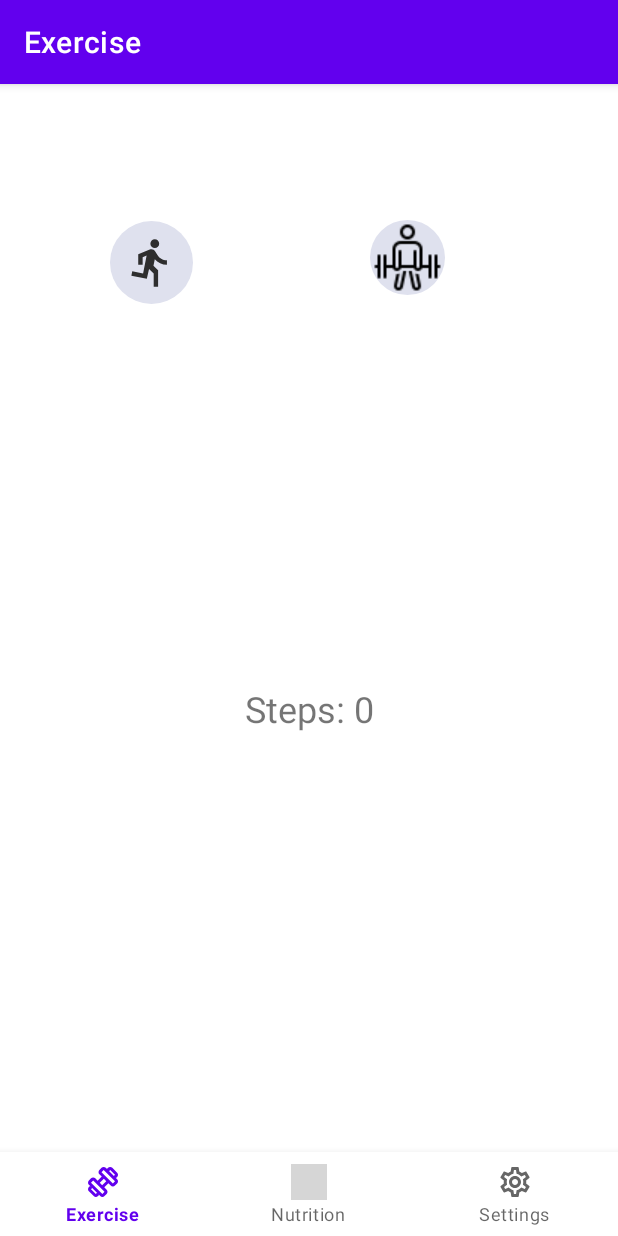
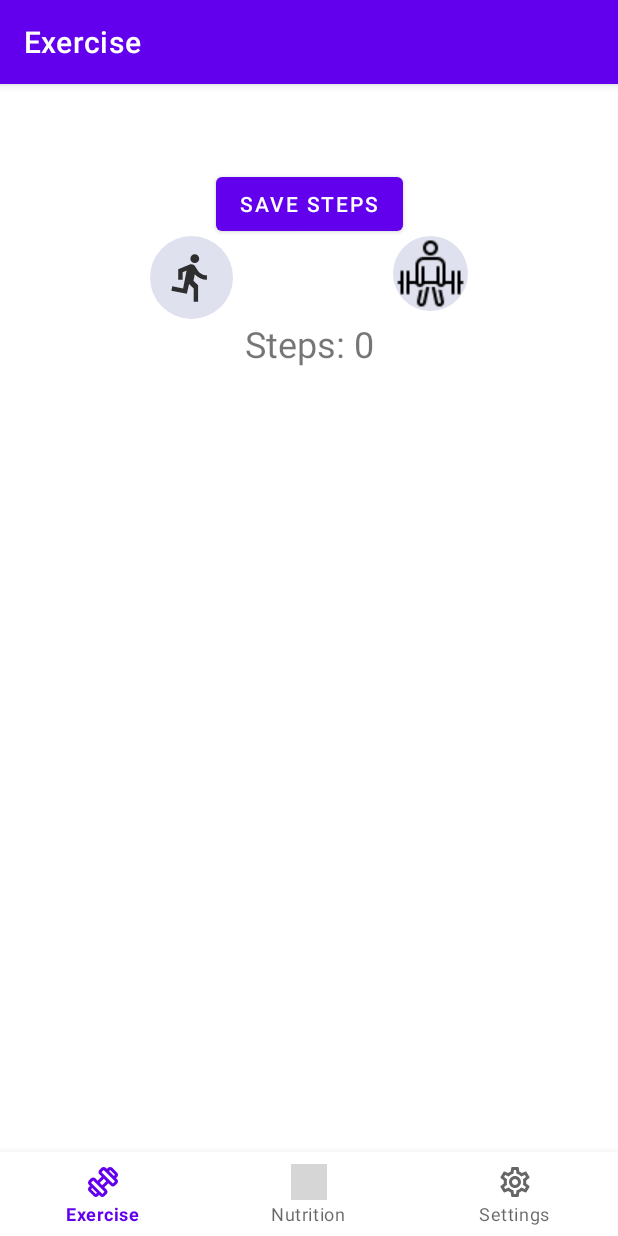
Before and after one commit to neldrs/FitQuest, an Android app: the screen it shows after launch (MainActivity), on a phone screen of 412 x 824 dp. Run offline under Robolectric (Android 15) with nearby library versions, the phone set to English and light mode, and no system bars; our stand-ins replace Firebase (no records; nobody signed in at launch, a user with empty details on screens opened directly), navigation-ui; grey boxes are pictures that could not be loaded.

Commit message:
Add Recyclerview and firebase integration

```diff
--- a/app/build.gradle.kts
+++ b/app/build.gradle.kts
@@ -48,6 +48,7 @@ dependencies {
     // Add the dependency for the Firebase Authentication library
     // When using the BoM, you don't specify versions in Firebase library dependencies
     implementation("com.google.firebase:firebase-auth")
+    implementation("com.google.firebase:firebase-firestore-ktx:24.9.1")
     implementation ("androidx.activity:activity-ktx:1.2.0")
     implementation ("androidx.fragment:fragment-ktx:1.3.0")
     implementation("androidx.core:core-ktx:1.9.0")
--- a/app/src/main/java/com/example/fitquest/ui/exercise/ExerciseFragment.kt
+++ b/app/src/main/java/com/example/fitquest/ui/exercise/ExerciseFragment.kt
@@ -14,10 +14,13 @@ import android.hardware.Sensor
 import android.hardware.SensorEvent
 import android.hardware.SensorEventListener
 import android.hardware.SensorManager
+import android.widget.Button
 import android.widget.Toast
 import androidx.activity.result.contract.ActivityResultContracts
 import androidx.core.content.ContextCompat
 import androidx.lifecycle.Observer
+import androidx.recyclerview.widget.LinearLayoutManager
+import androidx.recyclerview.widget.RecyclerView
 import com.example.fitquest.R
 
 
@@ -26,6 +29,7 @@ class ExerciseFragment : Fragment(), SensorEventListener {
     private lateinit var sensorManager: SensorManager
     private var stepSensor: Sensor? = null
     private lateinit var tvStepCount: TextView
+
     private val requestPermissionLauncher = registerForActivityResult(
         ActivityResultContracts.RequestPermission()
     ) { isGranted: Boolean ->
@@ -36,13 +40,35 @@ class ExerciseFragment : Fragment(), SensorEventListener {
     }
 
     private lateinit var viewModel: ExerciseViewModel
+    private lateinit var stepHistoryRecyclerView: RecyclerView
+    private lateinit var stepHistoryAdapter: RVStepsAdapter
+
     override fun onCreateView(inflater: LayoutInflater, container: ViewGroup?, savedInstanceState: Bundle?): View? {
         viewModel = ViewModelProvider(this).get(ExerciseViewModel::class.java)
+        viewModel.loadFromPreferences(requireContext())
         val view = inflater.inflate(R.layout.fragment_exercise, container, false)
         tvStepCount = view.findViewById(R.id.tvStepCount)
 
         sensorManager = activity?.getSystemService(Context.SENSOR_SERVICE) as SensorManager
         stepSensor = sensorManager.getDefaultSensor(Sensor.TYPE_STEP_COUNTER)
+
+        stepHistoryRecyclerView = view.findViewById(R.id.step_history_recycler_view)
+        stepHistoryAdapter = RVStepsAdapter(emptyList())
+        stepHistoryRecyclerView.adapter = stepHistoryAdapter
+        stepHistoryRecyclerView.layoutManager = LinearLayoutManager(context)
+
+        viewModel.stepHistory.observe(viewLifecycleOwner, Observer { stepHistory ->
+            stepHistoryAdapter.updateData(stepHistory)
+        })
+
+        viewModel.loadStepHistory()
+
+        val btnSaveSteps = view.findViewById<Button>(R.id.bSaveSteps)
+        btnSaveSteps.setOnClickListener {
+            val currentDate = viewModel.getCurrentDate()
+            val currentSteps = viewModel.stepCount.value ?: 0
+            viewModel.saveDailyStepTotal(StepEntry(currentDate, currentSteps))
+        }
 
         if (stepSensor == null) {
             Toast.makeText(context, "Step counter sensor not available on this device.", Toast.LENGTH_LONG).show()
@@ -89,6 +115,7 @@ class ExerciseFragment : Fragment(), SensorEventListener {
     }
     override fun onResume() {
         super.onResume()
+        // Consider not resetting isInitialStepCountSet here.
         stepSensor?.also { sensor ->
             sensorManager.registerListener(this, sensor, SensorManager.SENSOR_DELAY_UI)
         }
@@ -96,16 +123,22 @@ class ExerciseFragment : Fragment(), SensorEventListener {
 
     override fun onPause() {
         super.onPause()
+        viewModel.saveToPreferences(requireContext())
         sensorManager.unregisterListener(this)
     }
+
 
     override fun onAccuracyChanged(sensor: Sensor, accuracy: Int) {
     }
 
     override fun onSensorChanged(event: SensorEvent) {
         if (event.sensor.type == Sensor.TYPE_STEP_COUNTER) {
-            val steps = event.values[0].toInt()
-            viewModel.updateStepCount(steps)
+            val totalStepsSinceReboot = event.values[0].toInt()
+            viewModel.updateStepCount(totalStepsSinceReboot)
         }
     }
+
+
+
+
 }
--- a/app/src/main/java/com/example/fitquest/ui/exercise/ExerciseViewModel.kt
+++ b/app/src/main/java/com/example/fitquest/ui/exercise/ExerciseViewModel.kt
@@ -1,15 +1,106 @@
 package com.example.fitquest.ui.exercise
 
+import android.content.Context
+import android.util.Log
 import androidx.lifecycle.LiveData
 import androidx.lifecycle.MutableLiveData
 import androidx.lifecycle.ViewModel
+import com.google.firebase.auth.FirebaseAuth
+import com.google.firebase.firestore.FirebaseFirestore
+import com.google.firebase.firestore.Query
+import java.text.SimpleDateFormat
+import java.util.Date
+import java.util.Locale
 
 class ExerciseViewModel : ViewModel() {
+
+    var initialStepCount = 0
+    var isInitialStepCountSet = false
 
     private val _stepCount = MutableLiveData<Int>()
     val stepCount: LiveData<Int> = _stepCount
 
-    fun updateStepCount(steps: Int){
-        _stepCount.value = steps
+    private var lastUpdateDate = getCurrentDate()
+
+    private val db = FirebaseFirestore.getInstance()
+    private val auth = FirebaseAuth.getInstance() // Firebase Authentication instance
+
+
+    fun updateStepCount(totalStepsSinceReboot: Int) {
+        val currentDate = getCurrentDate()
+        if (currentDate != lastUpdateDate) {
+            // It's a new day, so first save the previous day's step count
+            val previousDayStepCount = _stepCount.value ?: 0
+            saveDailyStepTotal(StepEntry(lastUpdateDate, previousDayStepCount))
+
+            // Now reset the step count for the new day
+            initialStepCount = totalStepsSinceReboot
+            _stepCount.value = 0
+            lastUpdateDate = currentDate
+        } else {
+            // Same day, calculate the step count normally
+            _stepCount.value = totalStepsSinceReboot - initialStepCount
+        }
     }
+
+
+
+    fun saveDailyStepTotal(stepEntry: StepEntry){
+        val currentUser = auth.currentUser
+        if (currentUser != null) {
+            val userId = currentUser.uid
+            val userStepEntryDocument = db.collection("users").document(userId)
+                .collection("step_entries").document(stepEntry.date)
+            userStepEntryDocument.set(stepEntry)
+                .addOnSuccessListener { Log.d("ExerciseViewModel", "Step data saved successfully") }
+                .addOnFailureListener { e -> Log.e("ExerciseViewModel", "Error saving step data", e) }
+        } else {
+            Log.w("ExerciseViewModel", "Attempted to save step data without a signed-in user")
+        }
+    }
+
+    fun getCurrentDate(): String {
+        val dateFormat = SimpleDateFormat("yyyy-MM-dd", Locale.getDefault())
+        return dateFormat.format(Date())
+    }
+
+    fun saveToPreferences(context: Context) {
+        val sharedPref = context.getSharedPreferences("StepCounterPrefs", Context.MODE_PRIVATE) ?: return
+        with(sharedPref.edit()) {
+            putInt("lastStepCount", _stepCount.value ?: 0)
+            putString("lastUpdateDate", lastUpdateDate)
+            apply()
+        }
+    }
+
+    fun loadFromPreferences(context: Context) {
+        val sharedPref = context.getSharedPreferences("StepCounterPrefs", Context.MODE_PRIVATE) ?: return
+        lastUpdateDate = sharedPref.getString("lastUpdateDate", getCurrentDate()) ?: getCurrentDate()
+        _stepCount.value = sharedPref.getInt("lastStepCount", 0)
+    }
+
+    private val _stepHistory = MutableLiveData<List<StepEntry>>()
+    val stepHistory: LiveData<List<StepEntry>> = _stepHistory
+
+    fun loadStepHistory() {
+        val currentUser = auth.currentUser
+        if (currentUser != null) {
+            val userId = currentUser.uid
+            db.collection("users").document(userId)
+                .collection("step_entries")
+                .orderBy("date", Query.Direction.DESCENDING)
+                .addSnapshotListener { snapshots, e ->
+                    if (e != null) {
+                        Log.w("ExerciseViewModel", "Listen failed.", e)
+                        return@addSnapshotListener
+                    }
+
+                    val stepHistoryList = snapshots?.toObjects(StepEntry::class.java)
+                    _stepHistory.value = stepHistoryList ?: emptyList()
+                }
+        }
+    }
+
+
+
 }
--- /dev/null
+++ b/app/src/main/java/com/example/fitquest/ui/exercise/StepEntry.kt
@@ -0,0 +1,6 @@
+package com.example.fitquest.ui.exercise
+
+data class StepEntry(
+    val date: String = "",    //Format: YYYY-MM-DD
+    val stepCount: Int = 0
+)
--- a/app/src/main/res/layout/fragment_exercise.xml
+++ b/app/src/main/res/layout/fragment_exercise.xml
@@ -3,49 +3,67 @@
     xmlns:app="http://schemas.android.com/apk/res-auto"
     xmlns:tools="http://schemas.android.com/tools"
     android:layout_width="match_parent"
-    android:layout_height="match_parent"
+    android:layout_height="wrap_content"
     tools:context=".ui.exercise.ExerciseFragment">
+
 
     <ImageButton
         android:id="@+id/bRun"
         android:layout_width="55dp"
         android:layout_height="55dp"
+        android:layout_marginStart="100dp"
+        android:layout_marginTop="45dp"
         android:background="@drawable/round_shape"
         android:scaleType="centerInside"
         android:src="@drawable/ic_run"
-        app:layout_constraintBottom_toBottomOf="parent"
-        app:layout_constraintEnd_toEndOf="parent"
-        app:layout_constraintHorizontal_bias="0.205"
+        app:layout_constraintBottom_toTopOf="@+id/tvStepCount"
         app:layout_constraintStart_toStartOf="parent"
         app:layout_constraintTop_toTopOf="parent"
-        app:layout_constraintVertical_bias="0.054" />
-
+        app:layout_constraintVertical_bias="0.0" />
 
     <TextView
         android:id="@+id/tvStepCount"
         android:layout_width="match_parent"
         android:layout_height="wrap_content"
-        android:layout_marginStart="8dp"
-        android:layout_marginTop="8dp"
-        android:layout_marginEnd="8dp"
+        android:text="Steps: 0"
         android:textAlignment="center"
-        android:text="Steps: 0"
         android:textSize="24sp"
-        app:layout_constraintBottom_toBottomOf="parent"
+        app:layout_constraintBottom_toTopOf="@+id/step_history_recycler_view"
         app:layout_constraintEnd_toEndOf="parent"
         app:layout_constraintStart_toStartOf="parent"
-        app:layout_constraintTop_toTopOf="parent" />
+        app:layout_constraintTop_toBottomOf="@+id/bSaveSteps" />
 
     <ImageButton
         android:id="@+id/bWeight"
         android:layout_width="wrap_content"
         android:layout_height="wrap_content"
+        android:layout_marginTop="45dp"
+        android:layout_marginEnd="100dp"
         android:background="@drawable/round_shape"
         android:src="@drawable/icons8_deadlift_50"
         app:layout_constraintBottom_toTopOf="@+id/tvStepCount"
         app:layout_constraintEnd_toEndOf="parent"
-        app:layout_constraintHorizontal_bias="0.507"
-        app:layout_constraintStart_toEndOf="@+id/bRun"
         app:layout_constraintTop_toTopOf="parent"
-        app:layout_constraintVertical_bias="0.119" />
+        app:layout_constraintVertical_bias="0.0" />
+
+    <Button
+        android:id="@+id/bSaveSteps"
+        android:layout_width="wrap_content"
+        android:layout_height="wrap_content"
+        android:text="Save Steps"
+        app:layout_constraintEnd_toEndOf="parent"
+        app:layout_constraintStart_toStartOf="parent"
+        tools:layout_editor_absoluteY="172dp" />
+
+    <androidx.recyclerview.widget.RecyclerView
+        android:id="@+id/step_history_recycler_view"
+        android:layout_width="0dp"
+        android:layout_height="wrap_content"
+        android:layout_marginTop="80dp"
+        app:layout_constraintBottom_toBottomOf="parent"
+        app:layout_constraintEnd_toEndOf="parent"
+        app:layout_constraintHorizontal_bias="0.0"
+        app:layout_constraintStart_toStartOf="parent"
+        app:layout_constraintTop_toBottomOf="@+id/bSaveSteps"
+        app:layout_constraintVertical_bias="1.0" />
 </androidx.constraintlayout.widget.ConstraintLayout>
```
Also changed, not shown: app/src/main/java/com/example/fitquest/ui/exercise/RVStepsAdapter.kt (added, +35 -0 lines), app/src/main/res/layout/steps_item.xml (added, +21 -0 lines).
